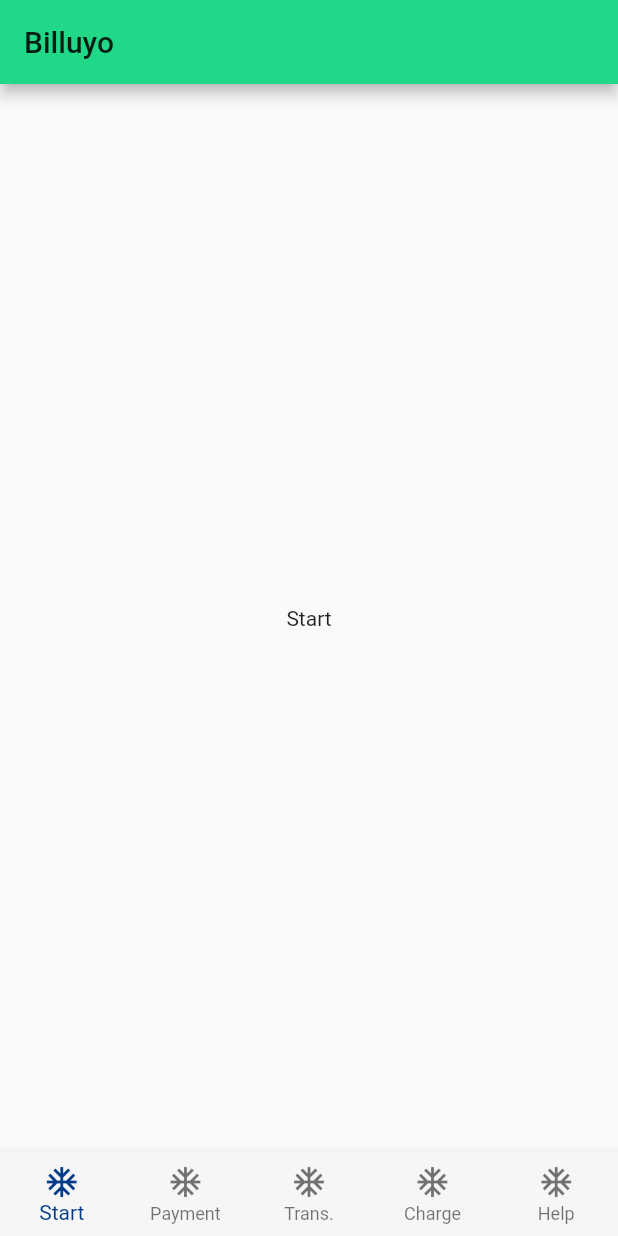
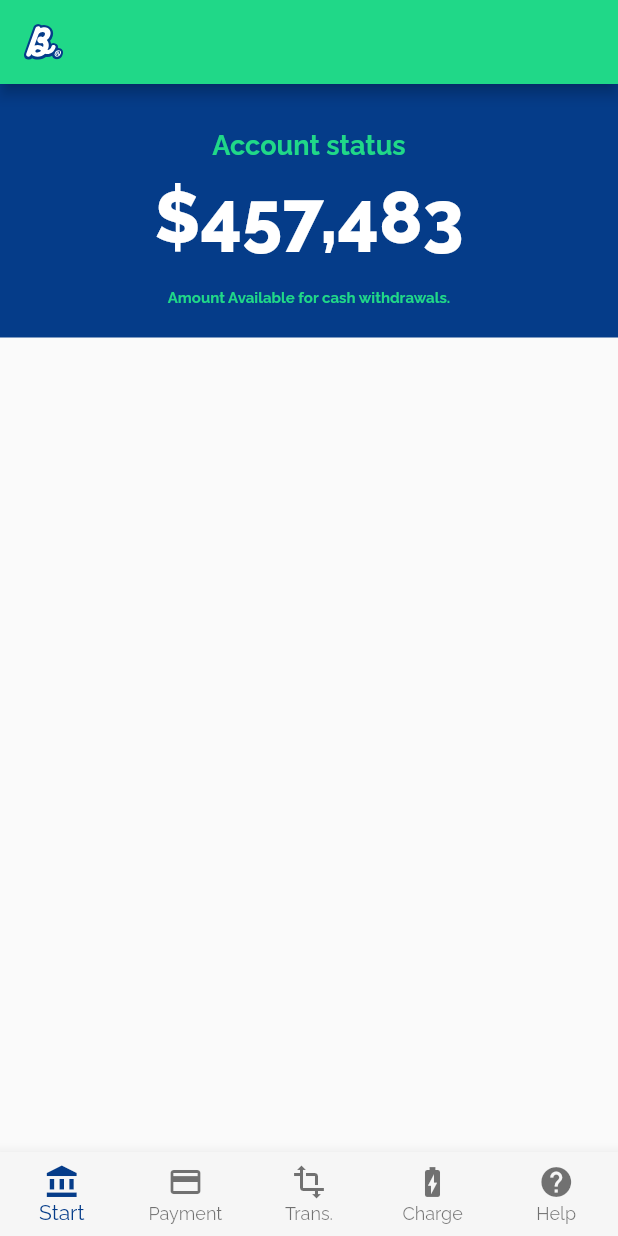
Before and after one commit to Haugen/billuyo, a Flutter app: the screen it shows after launch, on a phone screen of 412 x 824 dp. Run offline on Flutter 3.47's test engine with Material 2 defaults, Android fonts, the phone set to English and light mode, and no system bars; our stand-ins replace flutter_svg, google_fonts.

Commit message:
Some general theming. Use Raleway font. Added icon. Added account status on Start screen.

```diff
--- a/lib/main.dart
+++ b/lib/main.dart
@@ -2,6 +2,7 @@ import 'package:flutter/material.dart';
 
 import 'package:billuyo/theme.dart';
 import 'package:billuyo/screens/screens.dart';
+import 'package:google_fonts/google_fonts.dart';
 
 void main() => runApp(MyApp());
 
@@ -13,6 +14,7 @@ class MyApp extends StatelessWidget {
       debugShowCheckedModeBanner: false,
       theme: ThemeData(
         primaryColor: BilluyoColors.seaweed,
+        textTheme: GoogleFonts.ralewayTextTheme(),
       ),
       home: MainPage(),
     );
--- a/lib/screens/main_page.dart
+++ b/lib/screens/main_page.dart
@@ -1,6 +1,7 @@
 import 'package:billuyo/screens/screens.dart';
 import 'package:billuyo/theme.dart';
 import 'package:flutter/material.dart';
+import 'package:flutter_svg/svg.dart';
 
 class MainPage extends StatefulWidget {
   @override
@@ -36,7 +37,7 @@ class _MainPageState extends State<MainPage> {
   Widget build(BuildContext context) {
     return Scaffold(
       appBar: AppBar(
-        title: Text('Billuyo'),
+        title: SvgPicture.asset('assets/blue_icon.svg'),
       ),
       bottomNavigationBar: BottomNavigationBar(
         type: BottomNavigationBarType.fixed,
@@ -50,23 +51,23 @@ class _MainPageState extends State<MainPage> {
         },
         items: [
           BottomNavigationBarItem(
-            icon: Icon(Icons.ac_unit),
+            icon: Icon(Icons.account_balance),
             title: Text('Start'),
           ),
           BottomNavigationBarItem(
-            icon: Icon(Icons.ac_unit),
+            icon: Icon(Icons.payment),
             title: Text('Payment'),
           ),
           BottomNavigationBarItem(
-            icon: Icon(Icons.ac_unit),
+            icon: Icon(Icons.transform),
             title: Text('Trans.'),
           ),
           BottomNavigationBarItem(
-            icon: Icon(Icons.ac_unit),
+            icon: Icon(Icons.battery_charging_full),
             title: Text('Charge'),
           ),
           BottomNavigationBarItem(
-            icon: Icon(Icons.ac_unit),
+            icon: Icon(Icons.help),
             title: Text('Help'),
           ),
         ],
--- a/lib/screens/start_screen.dart
+++ b/lib/screens/start_screen.dart
@@ -1,10 +1,13 @@
+import 'package:billuyo/widgets/account_status.dart';
 import 'package:flutter/material.dart';
 
 class StartScreen extends StatelessWidget {
   @override
   Widget build(BuildContext context) {
-    return Center(
-      child: Text('Start'),
+    return Column(
+      children: <Widget>[
+        AccountStatus(),
+      ],
     );
   }
 }
--- a/lib/theme.dart
+++ b/lib/theme.dart
@@ -14,3 +14,23 @@ class BilluyoColors {
   static final Color warmGrey = ui.cssStringToColor('#808080');
   static final Color warmPink = ui.cssStringToColor('#ff6288');
 }
+
+class BilluyoTextStyles {
+  static TextStyle header([Color color]) => TextStyle(
+        fontSize: 18,
+        fontWeight: FontWeight.bold,
+        color: color ?? BilluyoColors.darkishBlue,
+      );
+
+  static TextStyle smallText([Color color]) => TextStyle(
+        fontSize: 10,
+        fontWeight: FontWeight.bold,
+        color: color ?? BilluyoColors.darkishBlue,
+      );
+
+  static final largeHeader = TextStyle(
+    fontSize: 48,
+    fontWeight: FontWeight.w800,
+    color: Colors.white,
+  );
+}
--- /dev/null
+++ b/lib/widgets/account_status.dart
@@ -0,0 +1,32 @@
+import 'package:billuyo/theme.dart';
+import 'package:flutter/material.dart';
+
+class AccountStatus extends StatelessWidget {
+  @override
+  Widget build(BuildContext context) {
+    return Container(
+      color: BilluyoColors.darkishBlue,
+      width: MediaQuery.of(context).size.width,
+      padding: EdgeInsets.all(20),
+      child: Column(
+        children: <Widget>[
+          SizedBox(height: 10),
+          Text(
+            'Account status',
+            style: BilluyoTextStyles.header(BilluyoColors.seaweed),
+          ),
+          SizedBox(height: 10),
+          Text(
+            '\$457,483',
+            style: BilluyoTextStyles.largeHeader,
+          ),
+          SizedBox(height: 20),
+          Text(
+            'Amount Available for cash withdrawals.',
+            style: BilluyoTextStyles.smallText(BilluyoColors.seaweed),
+          ),
+        ],
+      ),
+    );
+  }
+}
--- a/pubspec.yaml
+++ b/pubspec.yaml
@@ -23,6 +23,8 @@ dependencies:
   # The following adds the Cupertino Icons font to your application.
   # Use with the CupertinoIcons class for iOS style icons.
   cupertino_icons: ^0.1.2
+  flutter_svg: ^0.17.3+1
+  google_fonts: ^0.3.9
 
 dev_dependencies:
   flutter_test:
@@ -44,6 +46,8 @@ flutter:
   # assets:
   #  - images/a_dot_burr.jpeg
   #  - images/a_dot_ham.jpeg
+  assets:
+    - assets/
 
   # An image asset can refer to one or more resolution-specific "variants", see
   # https://flutter.dev/assets-and-images/#resolution-aware.
```
Also changed, not shown: assets/blue_icon.svg (added), pubspec.lock, 3 other files.
